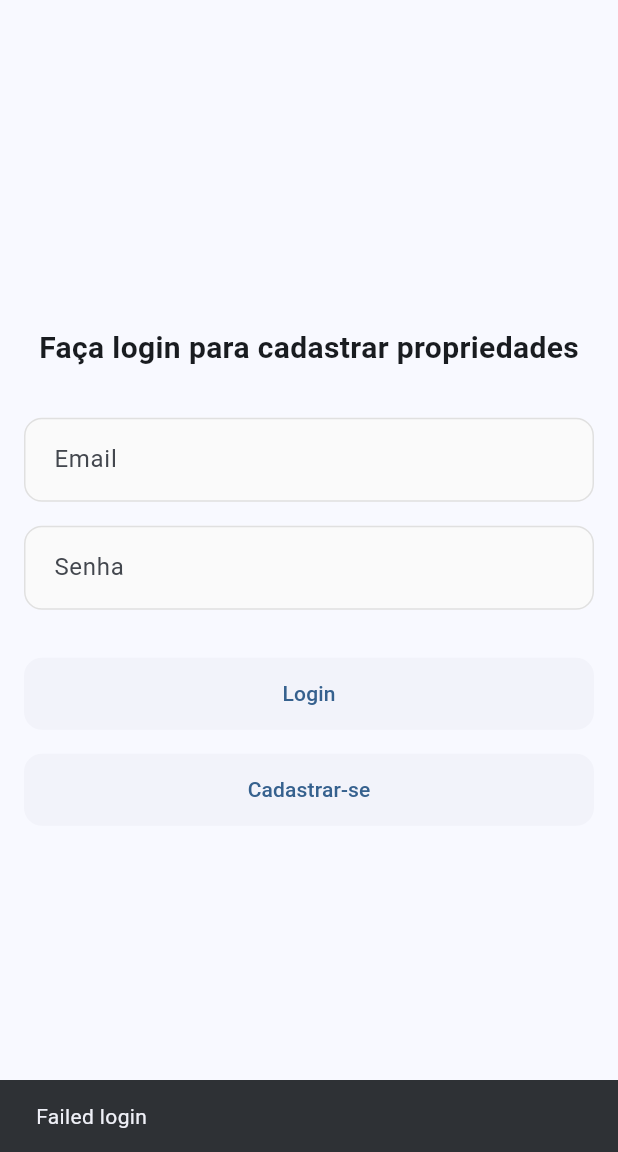
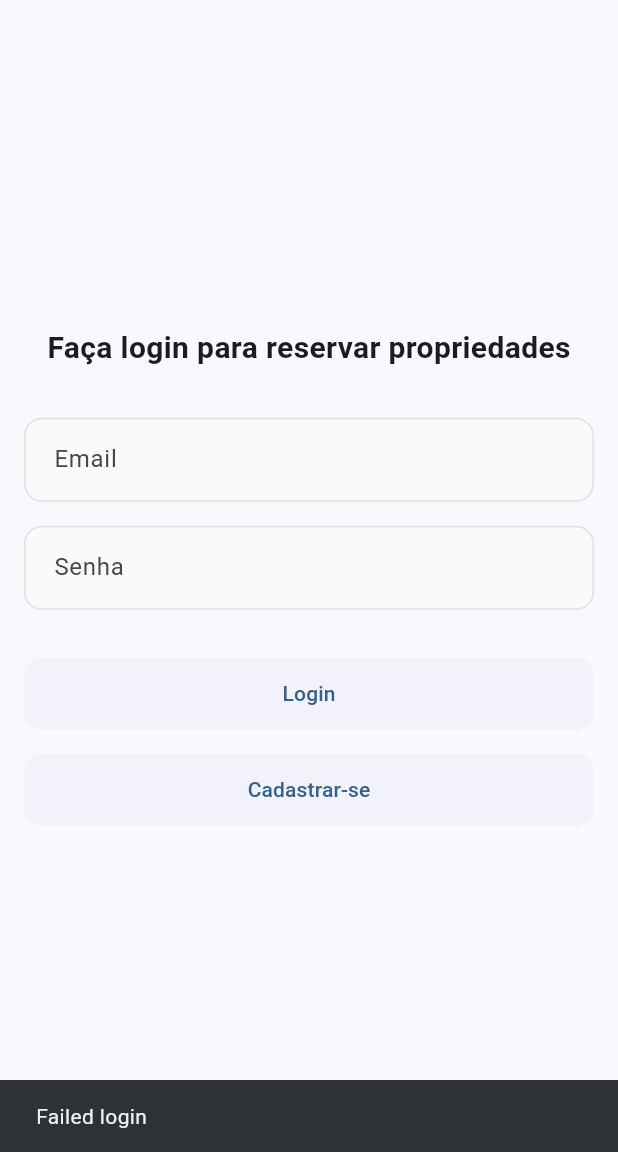
Before and after one commit to rafaamparo/sistema-reservas-flutter, a Flutter app: the Login screen opened by its route, after a tap on "Login", on a phone screen of 412 x 824 dp, the part 84-1236 px from its top. Run offline on Flutter 3.47's test engine with Material 3 defaults, Android fonts, the light colour scheme and no system bars; our stand-ins replace sqflite, sqflite_common_ffi, sqflite_common_ffi_web; accounts and stored records are empty.

Commit message:
feat: enhance user registration and login flow; add reservation page and improve property details navigation

```diff
--- a/app_reserva/lib/routes/cadastrar.dart
+++ b/app_reserva/lib/routes/cadastrar.dart
@@ -70,12 +70,14 @@ class _CadastroState extends State<Cadastro> {
                 validator: (value) =>
                     value == null || value.isEmpty ? 'Informe o nome' : null,
               ),
+              const SizedBox(height: 8),
               TextFormField(
                 controller: _emailController,
                 decoration: const InputDecoration(labelText: 'Email'),
                 validator: (value) =>
                     value == null || value.isEmpty ? 'Informe o email' : null,
               ),
+              const SizedBox(height: 8),
               TextFormField(
                 controller: _passwordController,
                 decoration: const InputDecoration(labelText: 'Senha'),
@@ -83,6 +85,7 @@ class _CadastroState extends State<Cadastro> {
                 validator: (value) =>
                     value == null || value.isEmpty ? 'Informe a senha' : null,
               ),
+              const SizedBox(height: 8),
               TextFormField(
                 controller: _confirmPasswordController,
                 decoration: const InputDecoration(labelText: 'Confirmar Senha'),
--- a/app_reserva/lib/routes/login.dart
+++ b/app_reserva/lib/routes/login.dart
@@ -30,7 +30,7 @@ class _LoginState extends State<Login> {
                 children: [
                   const Center(
                     child: Text(
-                      'Faça login para cadastrar propriedades',
+                      'Faça login para reservar propriedades',
                       style: TextStyle(
                         fontSize: 20,
                         fontWeight: FontWeight.bold,
@@ -62,7 +62,8 @@ class _LoginState extends State<Login> {
                         final user = await DatabaseService.instance
                             .login(email, password);
                         if (user != null) {
-                          Navigator.pushNamed(context, '/', arguments: user);
+                          Navigator.pushNamed(context, '/busca',
+                              arguments: user);
                         } else {
                           ScaffoldMessenger.of(context).showSnackBar(
                             const SnackBar(content: Text('Failed login')),
```
Also changed, not shown: app_reserva/lib/routes/property_list_page.dart (+36 -3 lines), app_reserva/lib/routes/reservas.dart (added).
